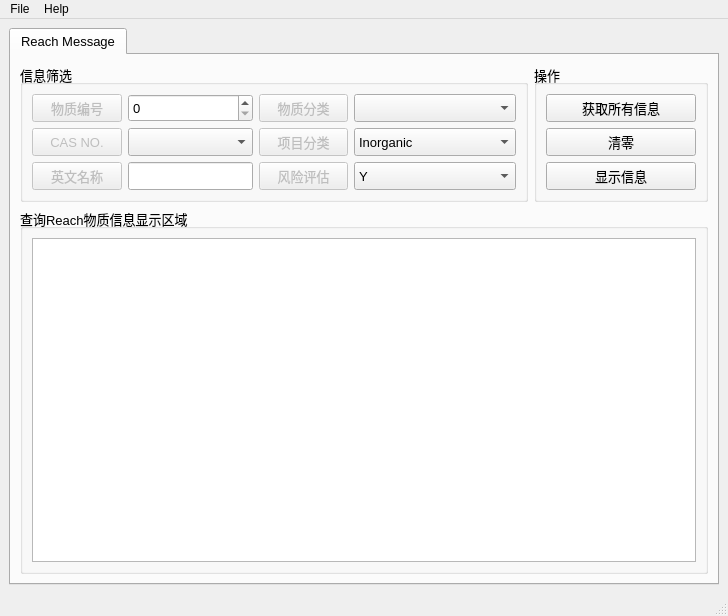
The window that Operate/GUI/Reach_Operate_Ui.ui (chen-huai/work) describes before a commit, drawn with Qt 5.
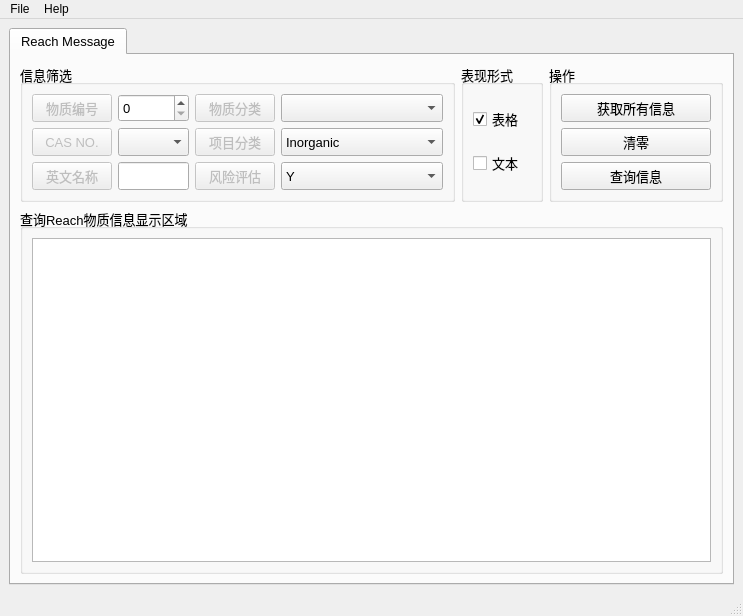
The same window after the commit. Icons and pictures are not drawn.

Commit message: reach操作表格添加操作

What changed in the file:
```diff
--- a/Operate/GUI/Reach_Operate_Ui.ui
+++ b/Operate/GUI/Reach_Operate_Ui.ui
@@ -6,7 +6,7 @@
    <rect>
     <x>0</x>
     <y>0</y>
-    <width>728</width>
+    <width>730</width>
     <height>616</height>
    </rect>
   </property>
@@ -344,6 +344,44 @@
               </layout>
              </widget>
             </item>
+            <item>
+             <widget class="QGroupBox" name="groupBox_4">
+              <property name="title">
+               <string>表现形式</string>
+              </property>
+              <layout class="QGridLayout" name="gridLayout_5">
+               <item row="0" column="0">
+                <widget class="QCheckBox" name="checkBox">
+                 <property name="statusTip">
+                  <string>以表格形式显示查询信息</string>
+                 </property>
+                 <property name="autoFillBackground">
+                  <bool>false</bool>
+                 </property>
+                 <property name="text">
+                  <string>表格</string>
+                 </property>
+                 <property name="checked">
+                  <bool>true</bool>
+                 </property>
+                </widget>
+               </item>
+               <item row="1" column="0">
+                <widget class="QCheckBox" name="checkBox_2">
+                 <property name="statusTip">
+                  <string>以文本形式显示查询信息</string>
+                 </property>
+                 <property name="autoFillBackground">
+                  <bool>false</bool>
+                 </property>
+                 <property name="text">
+                  <string>文本</string>
+                 </property>
+                </widget>
+               </item>
+              </layout>
+             </widget>
+            </item>
             <item>
              <widget class="QGroupBox" name="groupBox_3">
               <property name="sizePolicy">
@@ -356,40 +394,7 @@
                <string>操作</string>
               </property>
               <layout class="QGridLayout" name="gridLayout_3">
-               <item row="2" column="0">
-                <widget class="QPushButton" name="pushButton_1">
-                 <property name="sizePolicy">
-                  <sizepolicy hsizetype="Minimum" vsizetype="Minimum">
-                   <horstretch>0</horstretch>
-                   <verstretch>0</verstretch>
-                  </sizepolicy>
-                 </property>
-                 <property name="minimumSize">
-                  <size>
-                   <width>150</width>
-                   <height>0</height>
-                  </size>
-                 </property>
-                 <property name="statusTip">
-                  <string>将所有之前查找的信息清除</string>
-                 </property>
-                 <property name="text">
-                  <string>清零</string>
-                 </property>
-                 <property name="icon">
-                  <iconset>
-                   <normaloff>icon/clean.png</normaloff>
-                   <normalon>icon/clean.png</normalon>
-                   <disabledoff>icon/clean.png</disabledoff>
-                   <disabledon>icon/clean.png</disabledon>
-                   <activeoff>icon/clean.png</activeoff>
-                   <activeon>icon/clean.png</activeon>
-                   <selectedoff>icon/clean.png</selectedoff>
-                   <selectedon>icon/clean.png</selectedon>icon/clean.png</iconset>
-                 </property>
-                </widget>
-               </item>
-               <item row="0" column="0">
+               <item row="0" column="1">
                 <widget class="QPushButton" name="pushButton_2">
                  <property name="sizePolicy">
                   <sizepolicy hsizetype="Minimum" vsizetype="Minimum">
@@ -422,7 +427,40 @@
                  </property>
                 </widget>
                </item>
-               <item row="3" column="0">
+               <item row="2" column="1">
+                <widget class="QPushButton" name="pushButton_1">
+                 <property name="sizePolicy">
+                  <sizepolicy hsizetype="Minimum" vsizetype="Minimum">
+                   <horstretch>0</horstretch>
+                   <verstretch>0</verstretch>
+                  </sizepolicy>
+                 </property>
+                 <property name="minimumSize">
+                  <size>
+                   <width>150</width>
+                   <height>0</height>
+                  </size>
+                 </property>
+                 <property name="statusTip">
+                  <string>将所有之前查找的信息清除</string>
+                 </property>
+                 <property name="text">
+                  <string>清零</string>
+                 </property>
+                 <property name="icon">
+                  <iconset>
+                   <normaloff>icon/clean.png</normaloff>
+                   <normalon>icon/clean.png</normalon>
+                   <disabledoff>icon/clean.png</disabledoff>
+                   <disabledon>icon/clean.png</disabledon>
+                   <activeoff>icon/clean.png</activeoff>
+                   <activeon>icon/clean.png</activeon>
+                   <selectedoff>icon/clean.png</selectedoff>
+                   <selectedon>icon/clean.png</selectedon>icon/clean.png</iconset>
+                 </property>
+                </widget>
+               </item>
+               <item row="3" column="1">
                 <widget class="QPushButton" name="pushButton_3">
                  <property name="sizePolicy">
                   <sizepolicy hsizetype="Minimum" vsizetype="Minimum">
@@ -440,7 +478,7 @@
                   <string>根据内容或编号查找Reach物质的信息</string>
                  </property>
                  <property name="text">
-                  <string>显示信息</string>
+                  <string>查询信息</string>
                  </property>
                  <property name="icon">
                   <iconset>
@@ -501,7 +539,7 @@
     <rect>
      <x>0</x>
      <y>0</y>
-     <width>728</width>
+     <width>730</width>
      <height>23</height>
     </rect>
    </property>
```
The commit also changes 4 other files.
